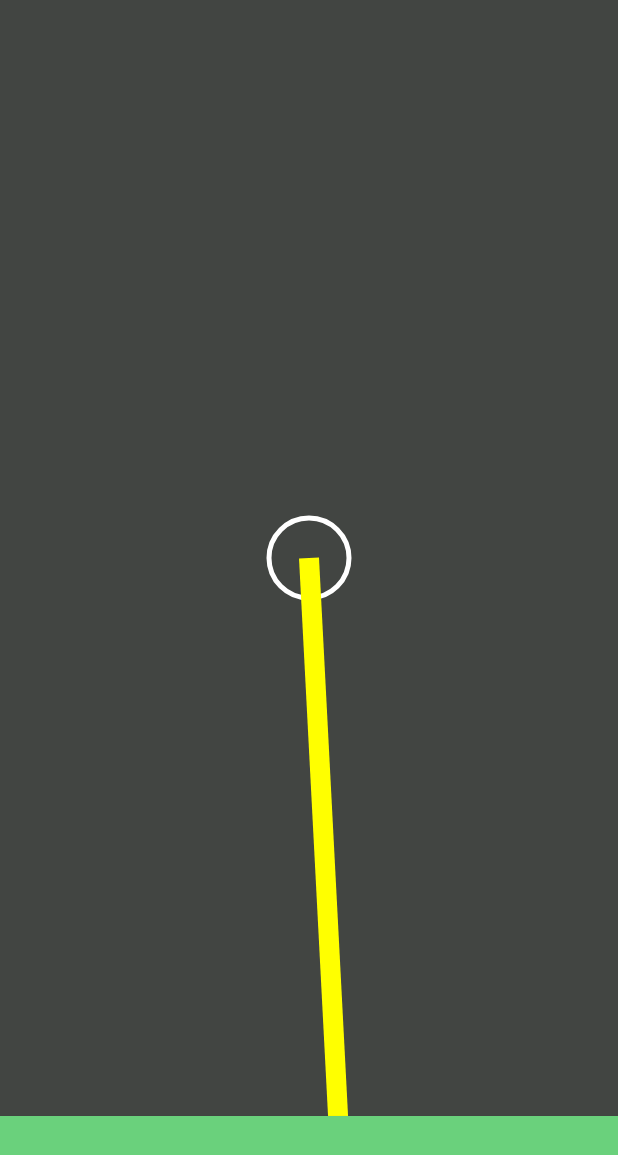
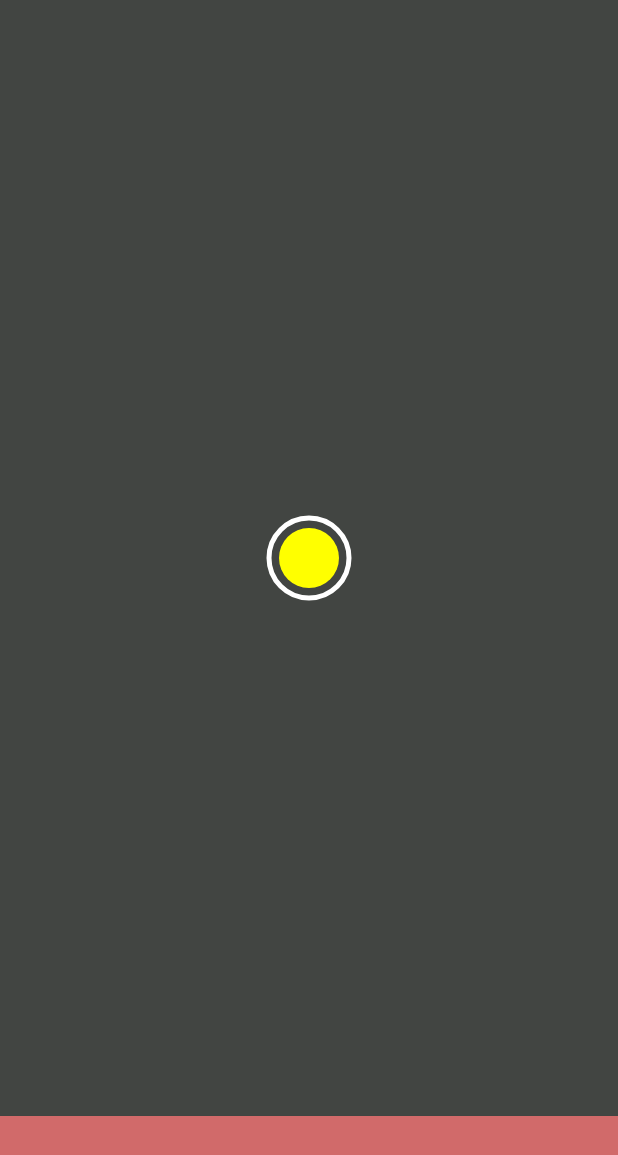
Before and after one commit to RadLikeWhoa/LabyrinthApp, an Android app: the MainActivity screen opened directly, with no data from a screen before it, on a phone screen of 412 x 824 dp. Shown: the top 1155 px of the screen. Run offline under Robolectric (Android 15) with nearby library versions, the phone set to English and light mode, and no system bars; network calls fail; 1 statement that could not run was skipped.

```diff
--- a/app/src/main/java/ch/fhnw/labyrinthapp/MainActivity.java
+++ b/app/src/main/java/ch/fhnw/labyrinthapp/MainActivity.java
@@ -5,6 +5,8 @@ import android.content.BroadcastReceiver;
 import android.content.Context;
 import android.content.Intent;
 import android.content.IntentFilter;
+import android.content.res.Resources;
+import android.graphics.Color;
 import android.hardware.Sensor;
 import android.hardware.SensorManager;
 import android.os.AsyncTask;
@@ -12,6 +14,7 @@ import android.os.Bundle;
 import android.support.v4.content.LocalBroadcastManager;
 import android.util.Log;
 import android.view.View;
+import android.view.WindowManager;
 
 import oscP5.OscMessage;
 import oscP5.OscP5;
@@ -28,6 +31,10 @@ public class MainActivity extends Activity {
     private TouchViewVertical touchViewV;
 
     private int lastX, lastY;
+
+    private SensorManager sensorManager;
+    private Sensor accelerometer;
+    private boolean sensorEnabled;
 
     @Override
     protected void onCreate(Bundle savedInstanceState) {
@@ -73,11 +80,8 @@ public class MainActivity extends Activity {
         new OscAsyncTask().execute();
 
         if (sensorView != null) {
-            SensorManager sensorManager = (SensorManager) getSystemService(Context.SENSOR_SERVICE);
-            Sensor accelerometer = sensorManager.getDefaultSensor(Sensor.TYPE_ACCELEROMETER);
-
-            sensorView.addSensor(sensorManager, accelerometer);
-            sensorView.addObserver(updateInterface);
+            sensorManager = (SensorManager) getSystemService(Context.SENSOR_SERVICE);
+            accelerometer = sensorManager.getDefaultSensor(Sensor.TYPE_ACCELEROMETER);
         } else if (touchViewH != null && touchViewV != null) {
             touchViewV.addObserver(updateInterface);
             touchViewH.addObserver(updateInterface);
@@ -130,4 +134,23 @@ public class MainActivity extends Activity {
             return null;
         }
     }
+
+    protected void onResetClick(View v) {
+        if (sensorView != null) {
+            if (sensorEnabled) {
+                v.setBackgroundColor(getResources().getColor(R.color.colorInactive));
+                sensorView.removeSensor();
+                sensorView.removeObserver(updateInterface);
+                sensorView.resetCanvas();
+                updateInterface.handlePositionUpdate(90, 90);
+
+            } else {
+                v.setBackgroundColor(getResources().getColor(R.color.colorActive));
+                sensorView.addSensor(sensorManager, accelerometer);
+                sensorView.addObserver(updateInterface);
+            }
+
+            sensorEnabled = !sensorEnabled;
+        }
+    }
 }
--- a/app/src/main/java/ch/fhnw/labyrinthapp/SensorView.java
+++ b/app/src/main/java/ch/fhnw/labyrinthapp/SensorView.java
@@ -15,6 +15,8 @@ import android.util.Log;
 public class SensorView extends GameView implements SensorEventListener {
     private SensorManager manager;
     private Sensor accelerometer;
+
+    private float eventX = 10, eventY = 10;
 
     public SensorView(Context context, AttributeSet attrs) {
         super(context, attrs);
@@ -36,16 +38,13 @@ public class SensorView extends GameView implements SensorEventListener {
         centerX = canvas.getWidth() / 2;
         centerY = canvas.getHeight() / 2;
 
-        if (eventX == -1 || eventY == -1) {
-            eventX = centerX;
-            eventY = centerY;
-        }
+        Log.i("sensor", eventX + " " + eventY);
 
         xTo180 = (int) (180 * (eventX / 20));
         yTo180 = (int) (180 * (eventY / 20));
 
-        eventX = canvasWidth * (eventX / 20);
-        eventY = canvasHeight * (eventY / 20);
+        float targetX = canvasWidth * (eventX / 20);
+        float targetY = canvasHeight * (eventY / 20);
 
         for (PositionUpdateInterface pui : observers) {
             pui.handlePositionUpdate(xTo180, yTo180);
@@ -61,11 +60,11 @@ public class SensorView extends GameView implements SensorEventListener {
         paint.setStyle(Paint.Style.FILL);
         paint.setStrokeWidth(0);
 
-        canvas.drawCircle(eventX, eventY, 30, paint);
+        canvas.drawCircle(targetX, targetY, 30, paint);
 
         path.reset();
         path.moveTo(centerX, centerY);
-        path.lineTo(eventX, eventY);
+        path.lineTo(targetX, targetY);
 
         paint.setColor(Color.YELLOW);
         paint.setStyle(Paint.Style.STROKE);
@@ -82,10 +81,19 @@ public class SensorView extends GameView implements SensorEventListener {
     }
 
     public void removeSensor() {
-        manager.unregisterListener(this, accelerometer);
+        if (manager != null) {
+            manager.unregisterListener(this, accelerometer);
 
-        manager = null;
-        accelerometer = null;
+            manager = null;
+            accelerometer = null;
+        }
+    }
+
+    public void resetCanvas() {
+        eventX = 10;
+        eventY = 10;
+
+        invalidate();
     }
 
     long lastSaved = System.currentTimeMillis();
--- a/app/src/main/res/layout-land/activity_main.xml
+++ b/app/src/main/res/layout-land/activity_main.xml
@@ -5,7 +5,8 @@
     android:layout_height="match_parent"
     android:background="@color/colorBackground"
     tools:context="ch.fhnw.labyrinthapp.MainActivity"
-    android:weightSum="2">
+    android:weightSum="2"
+    android:keepScreenOn="true">
 
     <TextView
         android:layout_width="5dp"
--- a/app/src/main/res/layout/activity_main.xml
+++ b/app/src/main/res/layout/activity_main.xml
@@ -4,7 +4,8 @@
     android:layout_width="match_parent"
     android:layout_height="match_parent"
     android:background="@color/colorBackground"
-    tools:context="ch.fhnw.labyrinthapp.MainActivity">
+    tools:context="ch.fhnw.labyrinthapp.MainActivity"
+    android:keepScreenOn="true">
 
     <ch.fhnw.labyrinthapp.SensorView
         android:layout_width="wrap_content"
@@ -20,12 +21,13 @@
     <Button
         android:layout_width="wrap_content"
         android:layout_height="wrap_content"
-        android:background="@color/colorActive"
+        android:background="@color/colorInactive"
         android:id="@+id/button2"
         android:height="80dp"
         android:layout_alignParentBottom="true"
         android:layout_alignParentLeft="true"
         android:layout_alignParentStart="true"
         android:layout_alignParentRight="true"
-        android:layout_alignParentEnd="true" />
+        android:layout_alignParentEnd="true"
+        android:onClick="onResetClick" />
 </RelativeLayout>
--- a/app/src/main/res/values/colors.xml
+++ b/app/src/main/res/values/colors.xml
@@ -5,4 +5,5 @@
     <color name="colorAccent">#FF4081</color>
     <color name="colorBackground">#FF424542</color>
     <color name="colorActive">#FF6ad17c</color>
+    <color name="colorInactive">#FFD16A6A</color>
 </resources>
```
